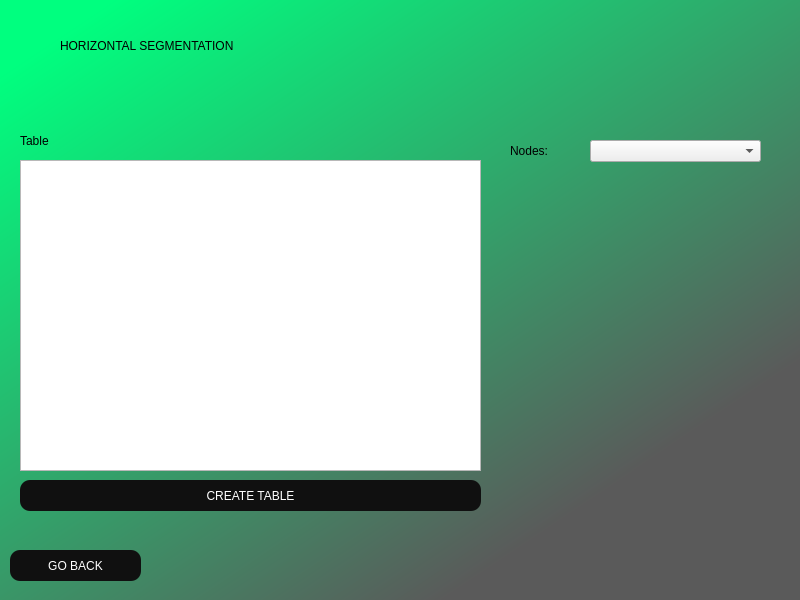
Above: GUI/horizontalWindow.ui from Solis-Steven/databaseProject2 before the change. Below: the same form after it.
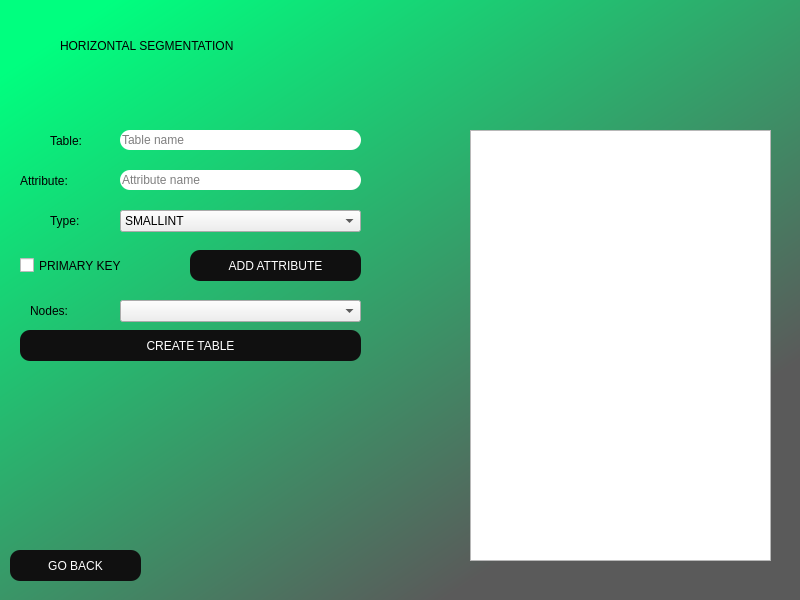
That is the form after the change.

What changed in the file:
```diff
--- a/GUI/horizontalWindow.ui
+++ b/GUI/horizontalWindow.ui
@@ -51,7 +51,7 @@
    <widget class="QLabel" name="lblTableName">
     <property name="geometry">
      <rect>
-      <x>20</x>
+      <x>50</x>
       <y>120</y>
       <width>81</width>
       <height>41</height>
@@ -62,14 +62,14 @@
 color: black;</string>
     </property>
     <property name="text">
-     <string>Table</string>
+     <string>Table:</string>
     </property>
    </widget>
    <widget class="QLabel" name="lblNodes">
     <property name="geometry">
      <rect>
-      <x>510</x>
-      <y>130</y>
+      <x>30</x>
+      <y>290</y>
       <width>81</width>
       <height>41</height>
      </rect>
@@ -86,8 +86,8 @@
     <property name="geometry">
      <rect>
       <x>20</x>
-      <y>480</y>
-      <width>461</width>
+      <y>330</y>
+      <width>341</width>
       <height>31</height>
      </rect>
     </property>
@@ -106,9 +106,9 @@
    <widget class="QComboBox" name="cbNodes">
     <property name="geometry">
      <rect>
-      <x>590</x>
-      <y>140</y>
-      <width>171</width>
+      <x>120</x>
+      <y>300</y>
+      <width>241</width>
       <height>22</height>
      </rect>
     </property>
@@ -137,17 +137,201 @@
      <string>GO BACK</string>
     </property>
    </widget>
-   <widget class="QTextEdit" name="inputTable">
+   <widget class="QLineEdit" name="inputName">
+    <property name="geometry">
+     <rect>
+      <x>120</x>
+      <y>130</y>
+      <width>241</width>
+      <height>20</height>
+     </rect>
+    </property>
+    <property name="styleSheet">
+     <string notr="true">border-radius: 10px;
+font: 10pt &quot;Arial&quot;;</string>
+    </property>
+    <property name="text">
+     <string/>
+    </property>
+    <property name="placeholderText">
+     <string>Table name</string>
+    </property>
+   </widget>
+   <widget class="QLabel" name="lblAttributeName">
     <property name="geometry">
      <rect>
       <x>20</x>
       <y>160</y>
-      <width>461</width>
-      <height>311</height>
+      <width>81</width>
+      <height>41</height>
      </rect>
     </property>
     <property name="styleSheet">
-     <string notr="true">font: 14pt &quot;Arial&quot;;</string>
+     <string notr="true">font: 75 16pt &quot;Arial&quot;;
+color: black;</string>
+    </property>
+    <property name="text">
+     <string>Attribute:</string>
+    </property>
+   </widget>
+   <widget class="QLineEdit" name="inputAttributeName">
+    <property name="geometry">
+     <rect>
+      <x>120</x>
+      <y>170</y>
+      <width>241</width>
+      <height>20</height>
+     </rect>
+    </property>
+    <property name="styleSheet">
+     <string notr="true">border-radius: 10px;
+font: 10pt &quot;Arial&quot;;</string>
+    </property>
+    <property name="text">
+     <string/>
+    </property>
+    <property name="placeholderText">
+     <string>Attribute name</string>
+    </property>
+   </widget>
+   <widget class="QLabel" name="lblAttributeType">
+    <property name="geometry">
+     <rect>
+      <x>50</x>
+      <y>200</y>
+      <width>81</width>
+      <height>41</height>
+     </rect>
+    </property>
+    <property name="styleSheet">
+     <string notr="true">font: 75 16pt &quot;Arial&quot;;
+color: black;</string>
+    </property>
+    <property name="text">
+     <string>Type:</string>
+    </property>
+   </widget>
+   <widget class="QComboBox" name="cbAttributesType">
+    <property name="geometry">
+     <rect>
+      <x>120</x>
+      <y>210</y>
+      <width>241</width>
+      <height>22</height>
+     </rect>
+    </property>
+    <property name="styleSheet">
+     <string notr="true">font: 12pt &quot;Arial&quot;;</string>
+    </property>
+    <item>
+     <property name="text">
+      <string>SMALLINT</string>
+     </property>
+    </item>
+    <item>
+     <property name="text">
+      <string>INT</string>
+     </property>
+    </item>
+    <item>
+     <property name="text">
+      <string>BIGINT</string>
+     </property>
+    </item>
+    <item>
+     <property name="text">
+      <string>BOOLEAN</string>
+     </property>
+    </item>
+    <item>
+     <property name="text">
+      <string>CHAR(50)</string>
+     </property>
+    </item>
+    <item>
+     <property name="text">
+      <string>VARCHAR(50)</string>
+     </property>
+    </item>
+    <item>
+     <property name="text">
+      <string>JSON</string>
+     </property>
+    </item>
+    <item>
+     <property name="text">
+      <string>SERIAL</string>
+     </property>
+    </item>
+    <item>
+     <property name="text">
+      <string>MONEY</string>
+     </property>
+    </item>
+    <item>
+     <property name="text">
+      <string>DATE</string>
+     </property>
+    </item>
+    <item>
+     <property name="text">
+      <string>TYMESTAMP</string>
+     </property>
+    </item>
+    <item>
+     <property name="text">
+      <string>XML</string>
+     </property>
+    </item>
+   </widget>
+   <widget class="QListWidget" name="lstInsertedNodes">
+    <property name="geometry">
+     <rect>
+      <x>470</x>
+      <y>130</y>
+      <width>301</width>
+      <height>431</height>
+     </rect>
+    </property>
+    <property name="styleSheet">
+     <string notr="true">font: 16pt &quot;Arial&quot;;</string>
+    </property>
+   </widget>
+   <widget class="QPushButton" name="btnAddAttribute">
+    <property name="geometry">
+     <rect>
+      <x>190</x>
+      <y>250</y>
+      <width>171</width>
+      <height>31</height>
+     </rect>
+    </property>
+    <property name="styleSheet">
+     <string notr="true">border-radius: 10px;
+font: 12pt &quot;Arial&quot;;
+background-color: rgb(16, 16, 16);
+color: rgb(255, 255, 255);
+
+</string>
+    </property>
+    <property name="text">
+     <string>ADD ATTRIBUTE</string>
+    </property>
+   </widget>
+   <widget class="QCheckBox" name="chbPrimaryKey">
+    <property name="geometry">
+     <rect>
+      <x>20</x>
+      <y>250</y>
+      <width>161</width>
+      <height>31</height>
+     </rect>
+    </property>
+    <property name="styleSheet">
+     <string notr="true">font: 16pt &quot;Arial&quot;;</string>
+    </property>
+    <property name="text">
+     <string>PRIMARY KEY</string>
     </property>
    </widget>
   </widget>
```
Left out of the diff: 2 changed lines with no effect on the pictures.
